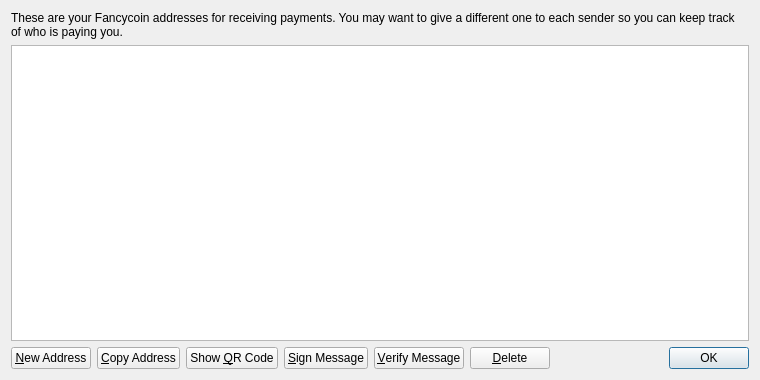
Before: the Qt Designer form src/qt/forms/addressbookpage.ui in Fancycoin/Fancycoin, drawn with Qt 5.
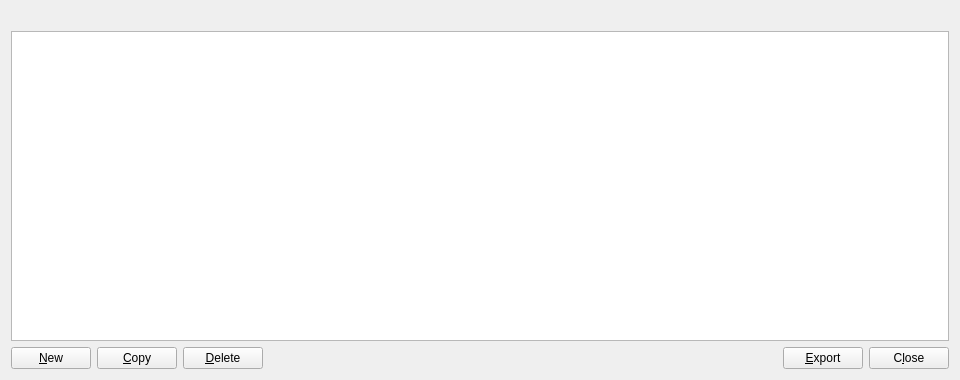
After: the same form once the commit is applied. Icons and pictures are not drawn.

The edit to the form file:
```diff
--- a/src/qt/forms/addressbookpage.ui
+++ b/src/qt/forms/addressbookpage.ui
@@ -6,7 +6,7 @@
    <rect>
     <x>0</x>
     <y>0</y>
-    <width>760</width>
+    <width>960</width>
     <height>380</height>
    </rect>
   </property>
@@ -16,9 +16,6 @@
   <layout class="QVBoxLayout" name="verticalLayout">
    <item>
     <widget class="QLabel" name="labelExplanation">
-     <property name="text">
-      <string>These are your Fancycoin addresses for receiving payments. You may want to give a different one to each sender so you can keep track of who is paying you.</string>
-     </property>
      <property name="textFormat">
       <enum>Qt::PlainText</enum>
      </property>
@@ -63,7 +60,7 @@
         <string>Create a new address</string>
        </property>
        <property name="text">
-        <string>&amp;New Address</string>
+        <string>&amp;New</string>
        </property>
        <property name="icon">
         <iconset resource="../bitcoin.qrc">
@@ -77,7 +74,7 @@
         <string>Copy the currently selected address to the system clipboard</string>
        </property>
        <property name="text">
-        <string>&amp;Copy Address</string>
+        <string>&amp;Copy</string>
        </property>
        <property name="icon">
         <iconset resource="../bitcoin.qrc">
@@ -86,48 +83,9 @@
       </widget>
      </item>
      <item>
-      <widget class="QPushButton" name="showQRCode">
-       <property name="text">
-        <string>Show &amp;QR Code</string>
-       </property>
-       <property name="icon">
-        <iconset resource="../bitcoin.qrc">
-         <normaloff>:/icons/qrcode</normaloff>:/icons/qrcode</iconset>
-       </property>
-      </widget>
-     </item>
-     <item>
-      <widget class="QPushButton" name="signMessage">
+      <widget class="QPushButton" name="deleteAddress">
        <property name="toolTip">
-        <string>Sign a message to prove you own a Bitcoin address</string>
-       </property>
-       <property name="text">
-        <string>&amp;Sign Message</string>
-       </property>
-       <property name="icon">
-        <iconset resource="../bitcoin.qrc">
-         <normaloff>:/icons/edit</normaloff>:/icons/edit</iconset>
-       </property>
-      </widget>
-     </item>
-     <item>
-      <widget class="QPushButton" name="verifyMessage">
-       <property name="toolTip">
-        <string>Verify a message to ensure it was signed with a specified Bitcoin address</string>
-       </property>
-       <property name="text">
-        <string>&amp;Verify Message</string>
-       </property>
-       <property name="icon">
-        <iconset resource="../bitcoin.qrc">
-         <normaloff>:/icons/transaction_0</normaloff>:/icons/transaction_0</iconset>
-       </property>
-      </widget>
-     </item>
-     <item>
-      <widget class="QPushButton" name="deleteButton">
-       <property name="toolTip">
-        <string>Delete the currently selected address from the list. Only sending addresses can be deleted.</string>
+        <string>Delete the currently selected address from the list</string>
        </property>
        <property name="text">
         <string>&amp;Delete</string>
@@ -152,15 +110,29 @@
       </spacer>
      </item>
      <item>
-      <widget class="QDialogButtonBox" name="buttonBox">
+      <widget class="QPushButton" name="exportButton">
+       <property name="toolTip">
+        <string>Export the data in the current tab to a file</string>
+       </property>
+       <property name="text">
+        <string>&amp;Export</string>
+       </property>
+       <property name="icon">
+        <iconset resource="../bitcoin.qrc">
+         <normaloff>:/icons/export</normaloff>:/icons/export</iconset>
+       </property>
+      </widget>
+     </item>
+     <item>
+      <widget class="QPushButton" name="closeButton">
        <property name="sizePolicy">
-        <sizepolicy hsizetype="Maximum" vsizetype="Fixed">
+        <sizepolicy hsizetype="Minimum" vsizetype="Minimum">
          <horstretch>0</horstretch>
          <verstretch>0</verstretch>
         </sizepolicy>
        </property>
-       <property name="standardButtons">
-        <set>QDialogButtonBox::Ok</set>
+       <property name="text">
+        <string>C&amp;lose</string>
        </property>
       </widget>
      </item>
```
Left out of the diff: 7 changed lines with no effect on the pictures.
